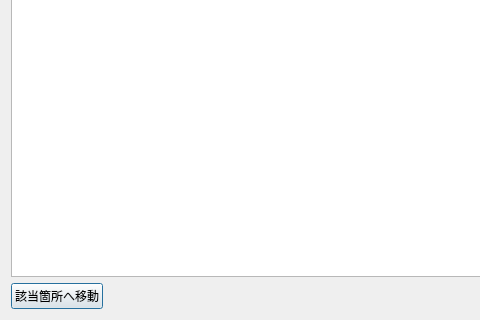
Old version of the form ui/dialogs/ProblemsDialog.ui in the repository Ikumyon/AutoLingua2; both pictures show x 0 to 480 and y 200 to 520 of the 900 by 520 pixel window.
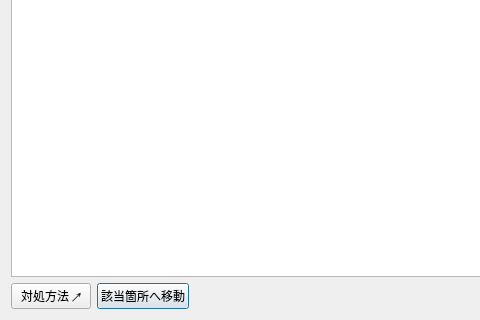
New version of the form.

Commit message: サムネイル編集・エクスポート機能および自動化トリガー機能の追加、各種UI・ガイドの更新

The edit to the form file:
```diff
--- a/ui/dialogs/ProblemsDialog.ui
+++ b/ui/dialogs/ProblemsDialog.ui
@@ -36,6 +36,7 @@
    </item>
    <item>
     <layout class="QHBoxLayout" name="layoutBottom">
+     <item><widget class="QPushButton" name="buttonGuideProblems"><property name="text"><string>対処方法 ↗</string></property><property name="toolTip"><string>オンラインガイドをブラウザで開きます。</string></property><property name="autoDefault"><bool>false</bool></property></widget></item>
      <item>
       <widget class="QPushButton" name="buttonGoTo">
        <property name="text"><string>該当箇所へ移動</string></property>
```
The commit also changes 125 other files.
